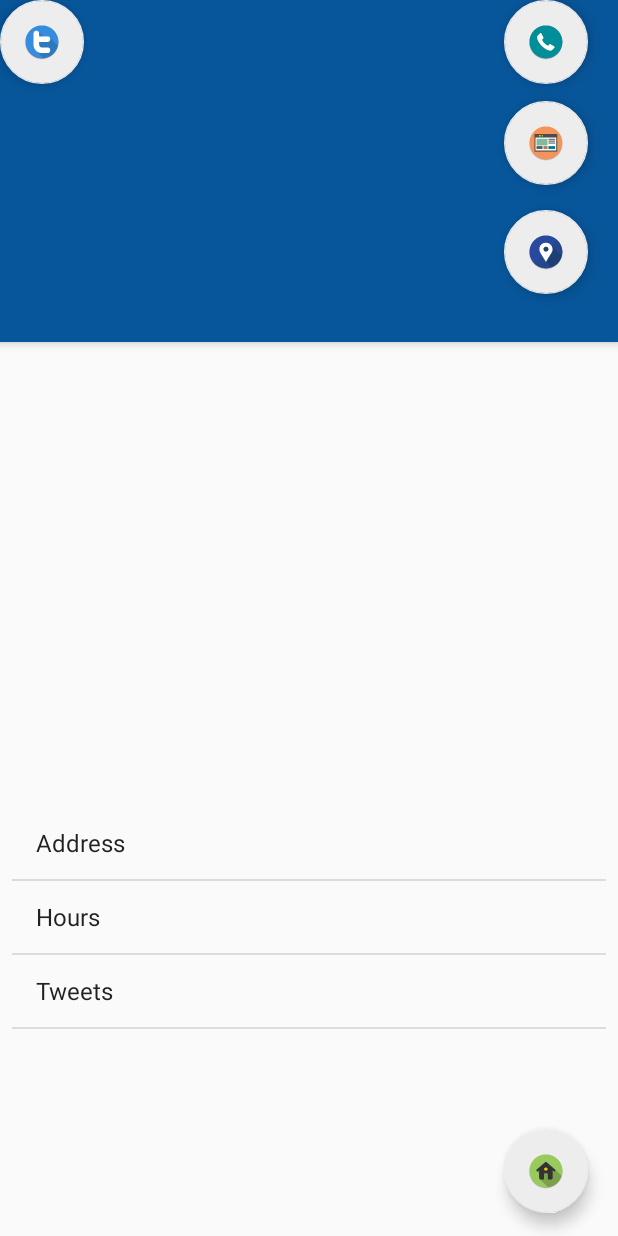
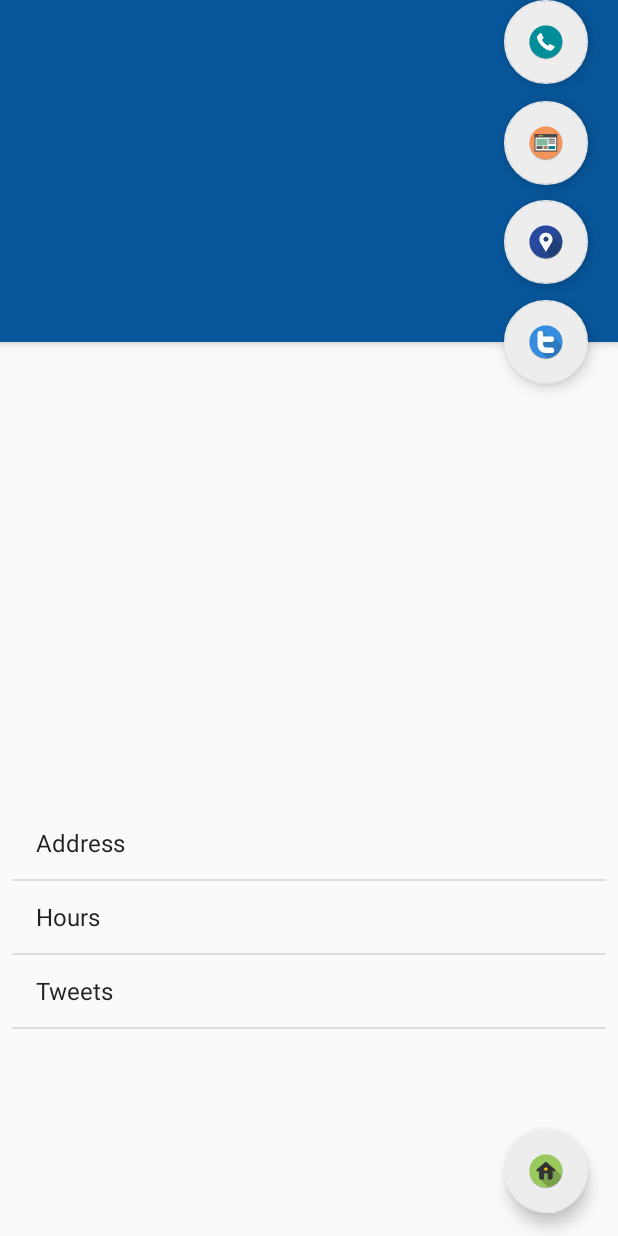
Before and after one commit to kakucd/BirdFeed-App, an Android app: the Display screen opened directly, with no data from a screen before it, on a phone screen of 412 x 824 dp. Run offline under Robolectric (Android 15) with nearby library versions, the phone set to English and light mode, and no system bars; our stand-ins replace Firebase (no records; nobody signed in at launch, a user with empty details on screens opened directly); libraries missing offline, so code that uses them is left out: com.twitter.sdk; 2 statements that could not run were skipped.

Commit message:
Reformatted screens

```diff
--- a/app/src/main/res/layout/activity_display.xml
+++ b/app/src/main/res/layout/activity_display.xml
@@ -5,9 +5,6 @@
     android:layout_width="fill_parent"
     android:layout_height="fill_parent"
     tools:context="com.httpstwitter.birdfeed.Display">
-
-    <include layout="@layout/content_display"
-        android:id="@+id/include3" />
 
     <android.support.design.widget.AppBarLayout
         android:id="@+id/appBarLayout"
@@ -46,7 +43,7 @@
         android:layout_height="wrap_content"
         android:layout_gravity="center_vertical|left"
         android:layout_marginRight="20dp"
-        android:layout_marginTop="140dp"
+        android:layout_marginTop="133dp"
         android:clickable="true"
         android:scaleType="center"
         android:src="@mipmap/ic_map_launcher"
@@ -111,16 +108,22 @@
         app:layout_anchor="@+id/appBarLayout"
         app:srcCompat="?attr/actionModeCloseDrawable" />
 
+    <include
+        android:id="@+id/include3"
+        layout="@layout/content_display" />
+
     <android.support.design.widget.FloatingActionButton
         android:id="@+id/tweet"
-        android:layout_width="71dp"
+        android:layout_width="72dp"
         android:layout_height="wrap_content"
+        android:layout_gravity="center_vertical|left"
         android:layout_marginRight="20dp"
         android:clickable="true"
         android:scaleType="center"
         android:src="@mipmap/ic_twitter_launcher"
         app:backgroundTint="@color/colorbkgd"
         app:fabSize="normal"
-        app:layout_anchor="@+id/appBarLayout" />
+        app:layout_anchor="@+id/include3"
+        app:layout_anchorGravity="top|right" />
 
 </android.support.design.widget.CoordinatorLayout>
```
Also changed, not shown: 179 other files.
